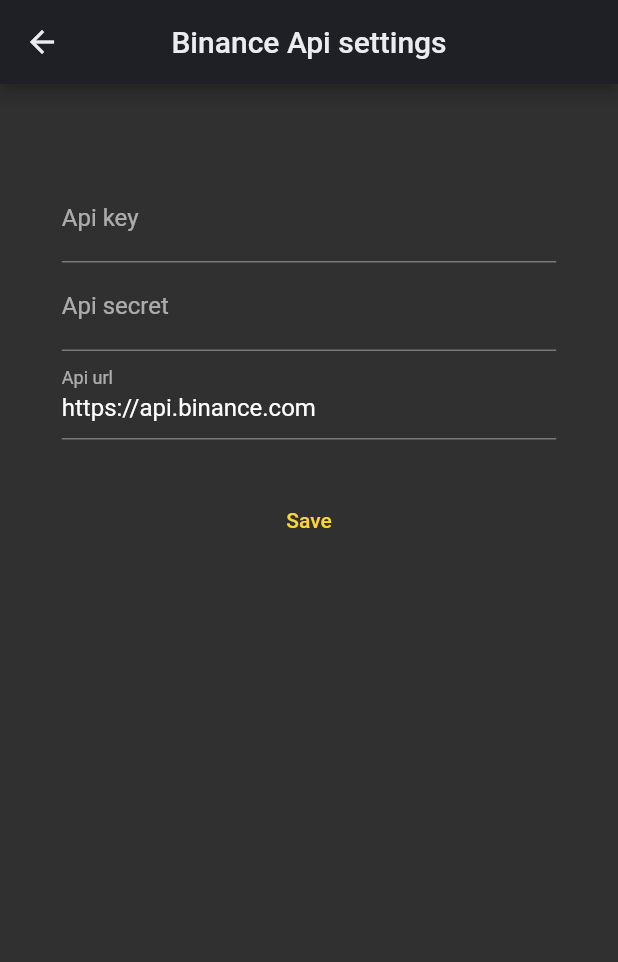
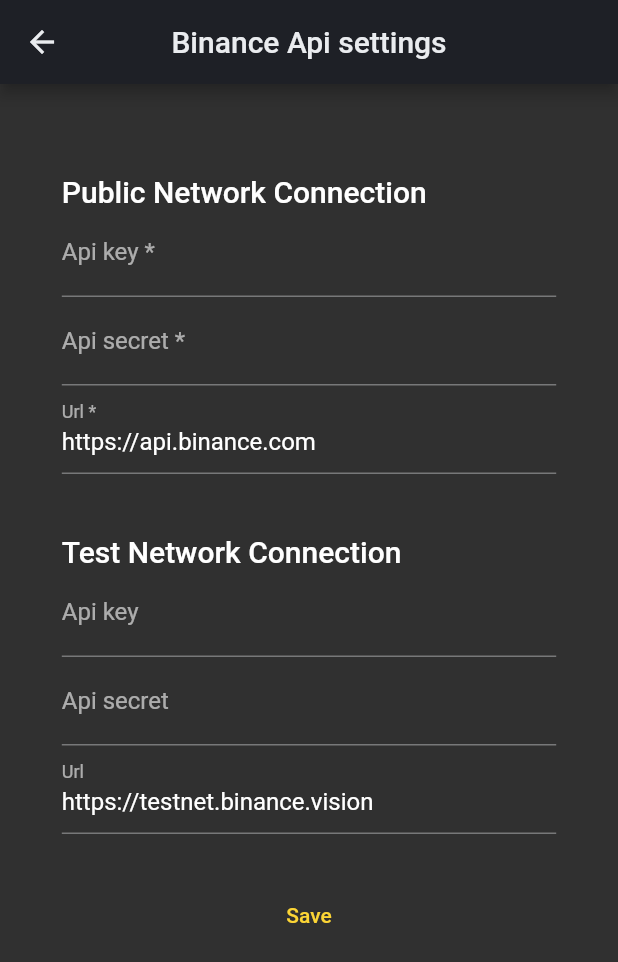
Before and after one commit to MassimoTambu/binander, a Flutter app: the SettingsPage screen opened by its route, after a tap on "Binance Api", on a phone screen of 412 x 824 dp. Shown: the top 962 px of the screen. Run offline on Flutter 3.47's test engine with Material 2 defaults, Android fonts, the phone set to English and light mode, and no system bars; drawn by our look-alikes of flutter_form_builder; our stand-ins replace auto_route, flutter_riverpod, flutter_secure_storage, form_builder_validators; accounts and stored records are empty; network calls fail.

Commit message:
General Refactor
- Refactor for manage testNet and PubNet together

```diff
--- a/lib/api/api.dart
+++ b/lib/api/api.dart
@@ -37,16 +37,12 @@ part 'spot/trade/trade.dart';
 part 'spot/wallet/wallet.dart';
 
 final apiProvider = Provider<Api>((ref) {
-  final settings = ref.watch(settingsProvider);
   final spot = ref.watch(_spotProvider);
-  return Api(settings.apiKey, settings.apiSecret, settings.apiUrl, spot);
+  return Api(spot);
 });
 
 class Api {
-  final String apiKey;
-  final String apiSecret;
-  final String url;
   final Spot spot;
 
-  const Api(this.apiKey, this.apiSecret, this.url, this.spot);
+  const Api(this.spot);
 }
--- a/lib/api/api_utils.dart
+++ b/lib/api/api_utils.dart
@@ -10,6 +10,7 @@ class ApiUtils {
   const ApiUtils(this.read);
 
   String createQueryWithSecurity(
+    String apiSecret,
     Map<String, String> query,
     API_SECURITY_TYPE securityType,
   ) {
@@ -18,7 +19,7 @@ class ApiUtils {
       case API_SECURITY_TYPE.margin:
       case API_SECURITY_TYPE.userData:
         _addTimestamp(query);
-        _addSignature(query);
+        _addSignature(apiSecret, query);
         break;
       // No security query needed for none, userStream and marketData types
       default:
@@ -28,9 +29,11 @@ class ApiUtils {
     return _mapToString(query);
   }
 
-  void addSecurityToHeader(Request request, API_SECURITY_TYPE securityType) {
-    final apiKey = read(settingsProvider).apiKey;
-
+  void addSecurityToHeader(
+    String apiKey,
+    Request request,
+    API_SECURITY_TYPE securityType,
+  ) {
     switch (securityType) {
       case API_SECURITY_TYPE.trade:
       case API_SECURITY_TYPE.margin:
@@ -58,17 +61,15 @@ class ApiUtils {
     query['timestamp'] = _generateTimeStamp().toString();
   }
 
-  void _addSignature(Map<String, String> query) {
-    query['signature'] = _generateSignature(query);
+  void _addSignature(String apiSecret, Map<String, String> query) {
+    query['signature'] = _generateSignature(apiSecret, query);
   }
 
   int _generateTimeStamp() {
     return DateTime.now().millisecondsSinceEpoch;
   }
 
-  String _generateSignature(Map<String, String> queryParams) {
-    final apiSecret = read(settingsProvider).apiSecret;
-
+  String _generateSignature(String apiSecret, Map<String, String> queryParams) {
     var queryString = "";
 
     queryParams.forEach((key, value) {
--- a/lib/api/spot/wallet/wallet.dart
+++ b/lib/api/spot/wallet/wallet.dart
@@ -10,17 +10,17 @@ class Wallet {
   const Wallet(this.read);
 
   /// Check Api status
-  Future<ApiResponse> getApiKeyPermission() async {
-    final url = read(settingsProvider).apiUrl;
+  Future<ApiResponse> getPubNetApiKeyPermission(ApiConnection conn) async {
     final apiUtils = read(_apiUtilsProvider);
 
-    final secureQuery =
-        apiUtils.createQueryWithSecurity({}, API_SECURITY_TYPE.userData);
+    final secureQuery = apiUtils.createQueryWithSecurity(
+        conn.apiSecret, {}, API_SECURITY_TYPE.userData);
 
-    final request = Request(
-        'GET', Uri.parse('$url/sapi/v1/account/apiRestrictions?$secureQuery'));
+    final request = Request('GET',
+        Uri.parse('${conn.url}/sapi/v1/account/apiRestrictions?$secureQuery'));
 
-    apiUtils.addSecurityToHeader(request, API_SECURITY_TYPE.userData);
+    apiUtils.addSecurityToHeader(
+        conn.apiKey, request, API_SECURITY_TYPE.userData);
 
     late final StreamedResponse response;
     try {
--- a/lib/bot/bot.dart
+++ b/lib/bot/bot.dart
@@ -5,7 +5,6 @@ import 'package:bottino_fortino/models/models.dart';
 import 'package:bottino_fortino/providers/providers.dart';
 import 'package:flutter_form_builder/flutter_form_builder.dart';
 import 'package:flutter_riverpod/flutter_riverpod.dart';
-import 'package:json_annotation/json_annotation.dart';
 
 part 'models/interfaces/bot.interface.dart';
 part 'models/bot_types.enum.dart';
--- a/lib/bot/bot.provider.dart
+++ b/lib/bot/bot.provider.dart
@@ -24,7 +24,8 @@ class BotProvider extends StateNotifier<List<Bot>> {
     switch (fields['bot_type']!.value) {
       case BotTypes.minimizeLosses:
         bot = createMinimizeLossesBot(
-          name: fields['bot_name']!.value,
+          name: fields[Bot.botNameName]!.value,
+          testNet: fields[Bot.testNetName]!.value,
           dailyLossSellOrders: int.parse(
               fields[MinimizeLossesConfig.dailyLossSellOrdersName]!.value),
           maxInvestmentPerOrder: double.parse(
@@ -39,7 +40,8 @@ class BotProvider extends StateNotifier<List<Bot>> {
         break;
       default:
         bot = createMinimizeLossesBot(
-          name: fields['bot_name']!.value,
+          name: fields[Bot.botNameName]!.value,
+          testNet: fields[Bot.testNetName]!.value,
           dailyLossSellOrders: int.parse(
               fields[MinimizeLossesConfig.dailyLossSellOrdersName]!.value),
           maxInvestmentPerOrder: double.parse(
@@ -79,6 +81,7 @@ class BotProvider extends StateNotifier<List<Bot>> {
 
   MinimizeLossesBot createMinimizeLossesBot({
     required String name,
+    required bool testNet,
     required int dailyLossSellOrders,
     required double maxInvestmentPerOrder,
     required double percentageSellOrder,
@@ -86,6 +89,7 @@ class BotProvider extends StateNotifier<List<Bot>> {
   }) {
     final bot = MinimizeLossesBot.create(
       name: name,
+      testNet: testNet,
       dailyLossSellOrders: dailyLossSellOrders,
       maxInvestmentPerOrder: maxInvestmentPerOrder,
       percentageSellOrder: percentageSellOrder,
--- a/lib/bot/bots/minimize_losses/minimize_losses.bot.dart
+++ b/lib/bot/bots/minimize_losses/minimize_losses.bot.dart
@@ -6,6 +6,8 @@ class MinimizeLossesBot implements Bot {
   late final String uuid;
   @override
   late final BotTypes type;
+  @override
+  late final bool testNet;
   @override
   late final MinimizeLossesConfig config;
   @override
@@ -21,10 +23,11 @@ class MinimizeLossesBot implements Bot {
   double? lastOrderPrice;
   dynamic? cryptoInfo;
 
-  MinimizeLossesBot(this.name, this.config);
+  MinimizeLossesBot(this.name, this.testNet, this.config);
 
   MinimizeLossesBot.create({
     required this.name,
+    required this.testNet,
     required int dailyLossSellOrders,
     required double maxInvestmentPerOrder,
     required double percentageSellOrder,
--- a/lib/bot/models/interfaces/bot.interface.dart
+++ b/lib/bot/models/interfaces/bot.interface.dart
@@ -4,9 +4,19 @@ abstract class Bot {
   final String uuid;
   final BotTypes type;
   final String name;
+  final bool testNet;
   final Config config;
 
-  const Bot(this.uuid, this.type, {required this.name, required this.config});
+  const Bot(
+    this.uuid,
+    this.type, {
+    required this.name,
+    required this.config,
+    required this.testNet,
+  });
+
+  static String botNameName = "bot_name";
+  static String testNetName = "test_net";
 
   void start(Ref ref);
   void stop();
--- /dev/null
+++ b/lib/modules/settings/models/api_connection.dart
@@ -0,0 +1,13 @@
+part of settings_module;
+
+class ApiConnection {
+  String url;
+  String apiSecret;
+  String apiKey;
+
+  ApiConnection({
+    required this.url,
+    required this.apiKey,
+    required this.apiSecret,
+  });
+}
--- a/lib/modules/settings/pages/binance_api_settings.page.dart
+++ b/lib/modules/settings/pages/binance_api_settings.page.dart
@@ -9,9 +9,11 @@ class BinanceApiSettingsPage extends ConsumerWidget {
     if (_formKey.currentState!.validate()) {
       final fields = _formKey.currentState!.fields;
       ref.read(settingsProvider.notifier).updateFromForm(
-            apiKey: fields[SettingsConfig.apiKeyName]!.value,
-            apiSecret: fields[SettingsConfig.apiSecretName]!.value,
-            apiUrl: fields[SettingsConfig.apiUrlName]!.value,
+            pubNetApiKey: fields[SettingsConfig.pubNetApiKeyName]!.value,
+            pubNetApiSecret: fields[SettingsConfig.pubNetApiSecretName]!.value,
+            testNetApiKey: fields[SettingsConfig.testNetApiKeyName]!.value,
+            testNetApiSecret:
+                fields[SettingsConfig.testNetApiSecretName]!.value,
           );
       context.router.navigateBack();
     }
@@ -60,20 +62,51 @@ class ConfigContainer extends ConsumerWidget {
   Widget build(BuildContext context, WidgetRef ref) {
     final settings = ref.watch(settingsProvider);
     final settingsConfig = SettingsConfig.create(
-      apiKey: settings.apiKey,
-      apiSecret: settings.apiSecret,
-      apiUrl: settings.apiUrl,
+      pubNetConnection: settings.pubNetConnection,
+      testNetConnection: settings.testNetConnection,
     );
+
+    final pubNetConfigs = settingsConfig.configFields.entries
+        .where((c) => c.key.startsWith('pub_net'));
+    final testNetConfigs = settingsConfig.configFields.entries
+        .where((c) => c.key.startsWith('test_net'));
 
     return Padding(
       padding: const EdgeInsets.symmetric(vertical: 30),
       child: Column(
         crossAxisAlignment: CrossAxisAlignment.start,
         children: [
-          ...settingsConfig.configFields.entries
-              .map((e) => ConfigFormField(configField: e.value)),
+          ConfigGroup(
+              configFields: pubNetConfigs, title: 'Public Network Connection'),
+          const SizedBox(height: 40),
+          ConfigGroup(
+              configFields: testNetConfigs, title: 'Test Network Connection'),
         ],
       ),
     );
   }
 }
+
+class ConfigGroup extends StatelessWidget {
+  final Iterable<MapEntry<String, ConfigField>> configFields;
+  final String title;
+
+  const ConfigGroup({Key? key, required this.configFields, required this.title})
+      : super(key: key);
+
+  @override
+  Widget build(BuildContext context) {
+    return Column(
+      crossAxisAlignment: CrossAxisAlignment.start,
+      children: [
+        Text(
+          title,
+          style: Theme.of(context).textTheme.headline6,
+        ),
+        ...configFields.map((e) {
+          return ConfigFormField(configField: e.value);
+        }),
+      ],
+    );
+  }
+}
--- a/lib/modules/settings/settings.dart
+++ b/lib/modules/settings/settings.dart
@@ -16,3 +16,4 @@ part 'pages/binance_api_settings.page.dart';
 part 'providers/settings.provider.dart';
 part 'models/settings.dart';
 part 'models/settings.config.dart';
+part 'models/api_connection.dart';
--- a/lib/providers/binance_status.provider.dart
+++ b/lib/providers/binance_status.provider.dart
@@ -1,6 +1,11 @@
 part of providers;
 
-final binanceStatusProvider =
+final binancePubNetStatusProvider =
     FutureProvider.autoDispose<ApiResponse>((ref) async {
-  return await ref.read(apiProvider).spot.wallet.getApiKeyPermission();
+  final pubConn = ref.watch(settingsProvider.select((p) => p.pubNetConnection));
+  return await ref
+      .read(apiProvider)
+      .spot
+      .wallet
+      .getPubNetApiKeyPermission(pubConn);
 });
--- a/lib/providers/file_storage.provider.dart
+++ b/lib/providers/file_storage.provider.dart
@@ -1,14 +1,11 @@
 part of providers;
 
 final fileStorageProvider = Provider<FileStorageProvider>((ref) {
-  return FileStorageProvider(ref);
+  return FileStorageProvider();
 });
 
 class FileStorageProvider {
-  final Ref _ref;
   Map<String, dynamic> data = {};
-
-  FileStorageProvider(this._ref);
 
   Future<bool> init() async {
     if (kDebugMode) {
--- a/lib/providers/models/secure_storage_key.dart
+++ b/lib/providers/models/secure_storage_key.dart
@@ -9,15 +9,21 @@ class SecureStorageKey {
     return const SecureStorageKey('theme_mode');
   }
 
-  factory SecureStorageKey.apiUrl() {
-    return const SecureStorageKey('api_url');
+  // PUBNET
+  factory SecureStorageKey.pubNetApiKey() {
+    return const SecureStorageKey('pub_net_api_key');
   }
 
-  factory SecureStorageKey.apiKey() {
-    return const SecureStorageKey('api_key');
+  factory SecureStorageKey.pubNetApiSecret() {
+    return const SecureStorageKey('pub_net_api_secret');
   }
 
-  factory SecureStorageKey.apiSecret() {
-    return const SecureStorageKey('api_secret');
+  // TESTNET
+  factory SecureStorageKey.testNetApiKey() {
+    return const SecureStorageKey('test_net_api_key');
+  }
+
+  factory SecureStorageKey.testNetApiSecret() {
+    return const SecureStorageKey('test_net_api_secret');
   }
 }
--- a/lib/providers/providers.dart
+++ b/lib/providers/providers.dart
@@ -6,6 +6,7 @@ import 'dart:io';
 import 'package:bottino_fortino/api/api.dart';
 import 'package:bottino_fortino/bot/bot.dart';
 import 'package:bottino_fortino/bot/bots/minimize_losses/minimize_losses.dart';
+import 'package:bottino_fortino/modules/settings/settings.dart';
 import 'package:flutter/foundation.dart';
 import 'package:flutter/material.dart';
 import 'package:flutter_riverpod/flutter_riverpod.dart';
--- a/lib/widgets/binance_status.dart
+++ b/lib/widgets/binance_status.dart
@@ -5,7 +5,7 @@ class BinanceStatusIndicator extends ConsumerWidget {
 
   @override
   Widget build(BuildContext context, WidgetRef ref) {
-    final res = ref.watch(binanceStatusProvider);
+    final res = ref.watch(binancePubNetStatusProvider);
 
     return Container(
       child: res.when(
@@ -23,7 +23,7 @@ class BinanceStatusIndicator extends ConsumerWidget {
             mainAxisSize: MainAxisSize.min,
             children: [
               IconButton(
-                onPressed: () => ref.refresh(binanceStatusProvider),
+                onPressed: () => ref.refresh(binancePubNetStatusProvider),
                 icon: const Icon(Icons.refresh),
                 hoverColor: Colors.transparent,
               ),
```
Also changed, not shown: lib/api/spot/trade/trade.dart (+40 -14 lines), lib/modules/settings/models/settings.dart (+8 -12 lines), lib/modules/settings/providers/settings.provider.dart (+41 -54 lines), lib/bot/bots/minimize_losses/minimize_losses.g.dart, lib/modules/settings/models/settings.config.dart.
